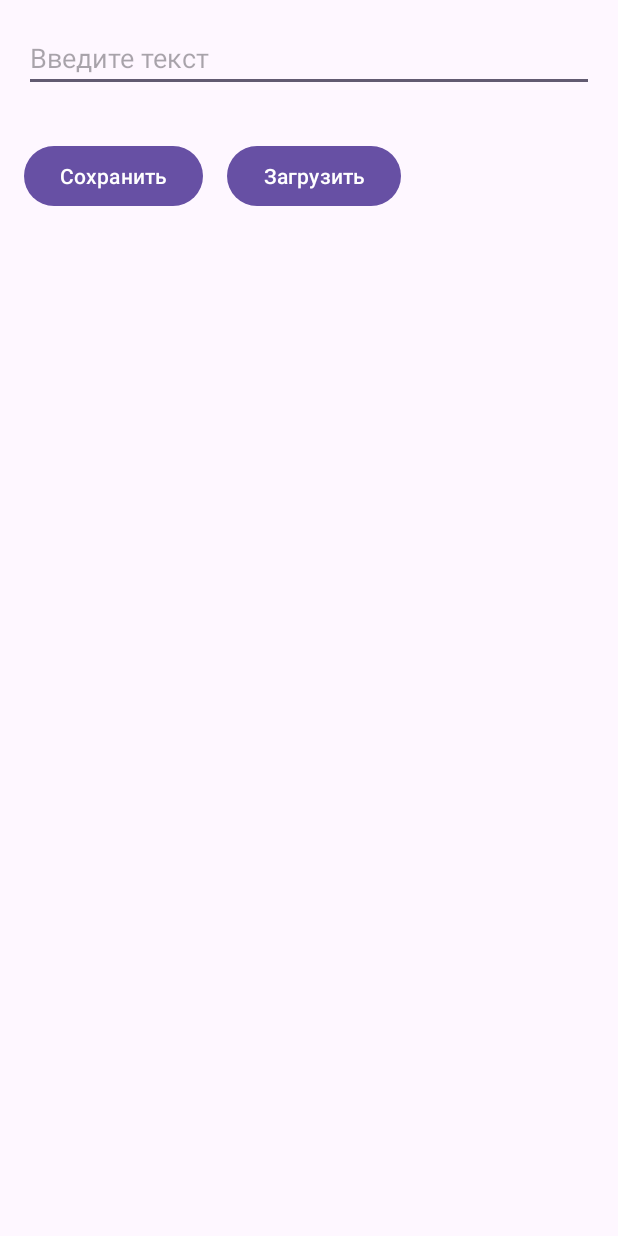
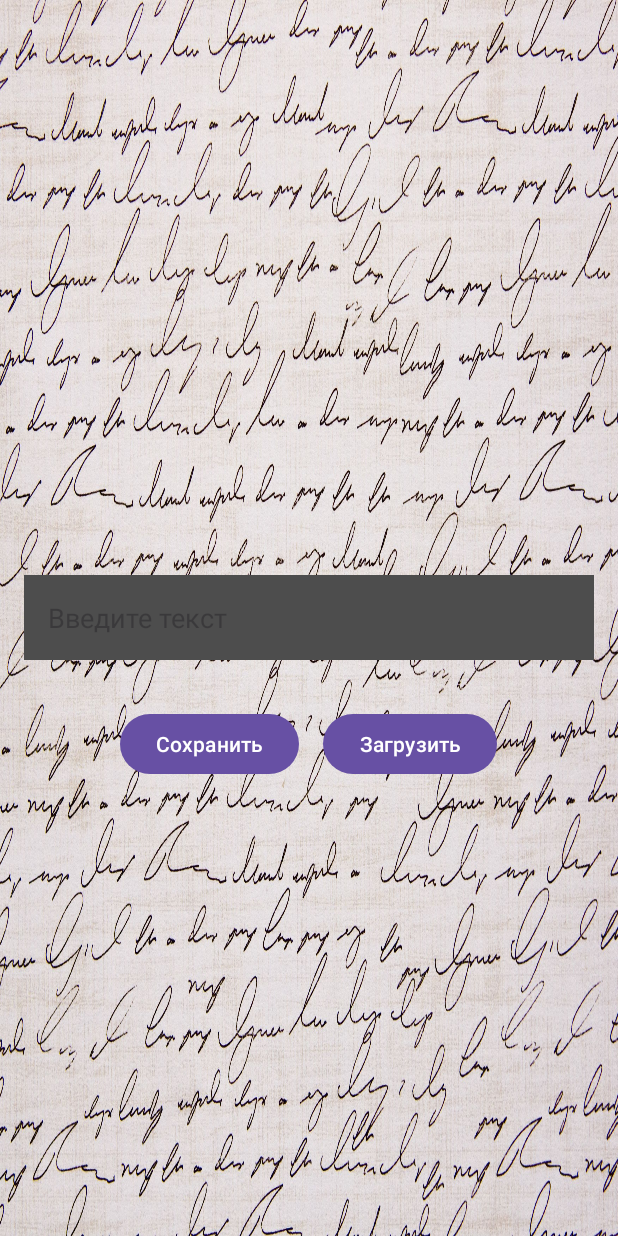
Before and after one commit to ibbvs/Laba5, an Android app: the screen it shows after launch (MainActivity), on a phone screen of 412 x 824 dp. Run offline under Robolectric (Android 15) with nearby library versions, the light colour scheme and no system bars.

Commit message:
вроде починил + косметические улучшения

```diff
--- a/app/src/main/java/com/example/laba5/MainActivity.java
+++ b/app/src/main/java/com/example/laba5/MainActivity.java
@@ -30,7 +30,8 @@ public class MainActivity extends AppCompatActivity {
 
         sharedPreferences = getSharedPreferences(PREFS_NAME, Context.MODE_PRIVATE);
 
-        // Загрузить сохраненный текст при запуске приложения
+        // Если расскоментить, логика поменяется -  при запуске приложения, автоматически будет загружаться последнее сохраненный текст
+        // Иначе, загружать будет только по нажатии кнопки "Загрузить"
         loadText();
 
         saveButton.setOnClickListener(new View.OnClickListener() {
--- a/app/src/main/res/layout/activity_main.xml
+++ b/app/src/main/res/layout/activity_main.xml
@@ -3,32 +3,44 @@
                 xmlns:tools="http://schemas.android.com/tools"
                 android:layout_width="match_parent"
                 android:layout_height="match_parent"
+                android:background="@drawable/fon"
                 tools:context=".MainActivity">
 
     <EditText
             android:id="@+id/editText"
             android:layout_width="match_parent"
             android:layout_height="wrap_content"
+            android:layout_centerInParent="true"
             android:layout_margin="16dp"
-            android:hint="Введите текст" />
+            android:hint="Введите текст"
+            android:background="#4D4D4D"
+            android:padding="16dp"
+            android:textColor="#FFFFFF"
+            android:drawablePadding="16dp"
+            android:layout_alignParentTop="false" />
 
-    <Button
-            android:id="@+id/saveButton"
+    <LinearLayout
             android:layout_width="wrap_content"
             android:layout_height="wrap_content"
             android:layout_below="@id/editText"
-            android:layout_marginStart="16dp"
-            android:layout_marginTop="16dp"
-            android:text="Сохранить" />
+            android:orientation="horizontal"
+            android:layout_centerHorizontal="true"
+            android:layout_marginTop="16dp">
 
-    <Button
-            android:id="@+id/loadButton"
-            android:layout_width="wrap_content"
-            android:layout_height="wrap_content"
-            android:layout_below="@id/editText"
-            android:layout_marginStart="16dp"
-            android:layout_marginTop="16dp"
-            android:layout_toEndOf="@id/saveButton"
-            android:text="Загрузить" />
+        <Button
+                android:id="@+id/saveButton"
+                android:layout_width="wrap_content"
+                android:layout_height="wrap_content"
+                android:text="Сохранить"
+                android:layout_marginEnd="8dp"/>
+
+        <Button
+                android:id="@+id/loadButton"
+                android:layout_width="wrap_content"
+                android:layout_height="wrap_content"
+                android:text="Загрузить"
+                android:layout_marginStart="8dp"/>
+
+    </LinearLayout>
 
 </RelativeLayout>
```
